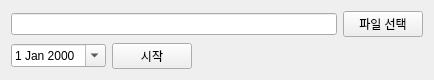
Qt form worst_search_excel_main.ui (kimbakcho/FABWI) before a commit.
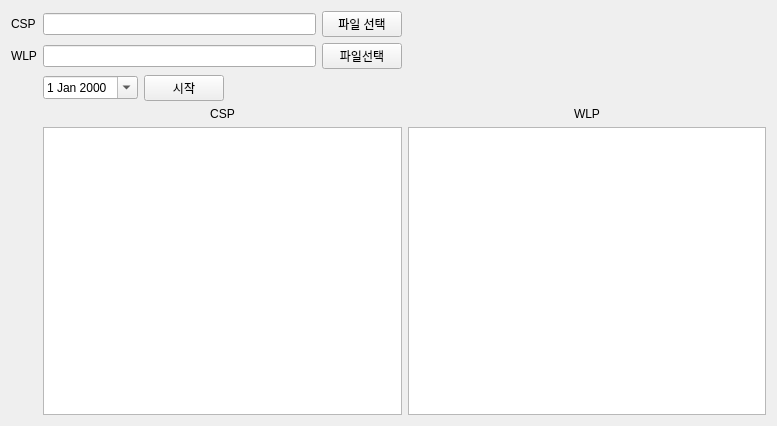
The same form after that commit.

Patch:
```diff
--- a/worst_search_excel_main.ui
+++ b/worst_search_excel_main.ui
@@ -6,15 +6,29 @@
    <rect>
     <x>0</x>
     <y>0</y>
-    <width>434</width>
-    <height>80</height>
+    <width>777</width>
+    <height>426</height>
    </rect>
   </property>
   <property name="windowTitle">
    <string>Form</string>
   </property>
   <layout class="QGridLayout" name="gridLayout">
-   <item row="1" column="0">
+   <item row="2" column="1">
+    <layout class="QHBoxLayout" name="horizontalLayout_3">
+     <item>
+      <widget class="QLineEdit" name="LE_WLP_filepath"/>
+     </item>
+     <item>
+      <widget class="QPushButton" name="fileselect_WLP_dialog_btn">
+       <property name="text">
+        <string>파일선택</string>
+       </property>
+      </widget>
+     </item>
+    </layout>
+   </item>
+   <item row="1" column="1">
     <layout class="QHBoxLayout" name="horizontalLayout">
      <item>
       <widget class="QLineEdit" name="LE_filepath"/>
@@ -28,7 +42,7 @@
      </item>
     </layout>
    </item>
-   <item row="2" column="0">
+   <item row="3" column="1">
     <layout class="QHBoxLayout" name="horizontalLayout_2">
      <item>
       <widget class="QDateEdit" name="select_data">
@@ -65,6 +79,46 @@
      </item>
     </layout>
    </item>
+   <item row="5" column="1">
+    <widget class="QTextEdit" name="debug_text"/>
+   </item>
+   <item row="4" column="1">
+    <widget class="QLabel" name="label_3">
+     <property name="text">
+      <string>CSP</string>
+     </property>
+     <property name="alignment">
+      <set>Qt::AlignCenter</set>
+     </property>
+    </widget>
+   </item>
+   <item row="1" column="0">
+    <widget class="QLabel" name="label">
+     <property name="text">
+      <string>CSP</string>
+     </property>
+    </widget>
+   </item>
+   <item row="2" column="0">
+    <widget class="QLabel" name="label_2">
+     <property name="text">
+      <string>WLP</string>
+     </property>
+    </widget>
+   </item>
+   <item row="5" column="2">
+    <widget class="QTextEdit" name="debug_WLP_text"/>
+   </item>
+   <item row="4" column="2">
+    <widget class="QLabel" name="label_4">
+     <property name="text">
+      <string>WLP</string>
+     </property>
+     <property name="alignment">
+      <set>Qt::AlignCenter</set>
+     </property>
+    </widget>
+   </item>
   </layout>
  </widget>
  <resources/>
```
